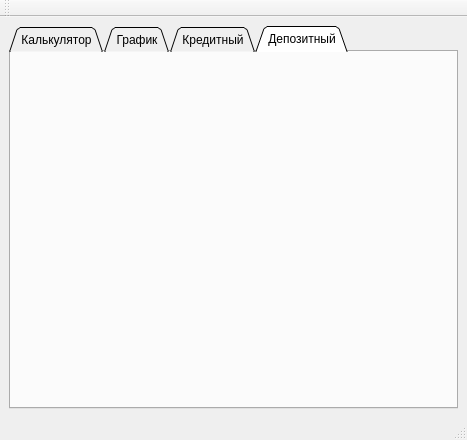
co-cy/School21, file s21_calc/src/mainwindow.ui: the form before one commit.
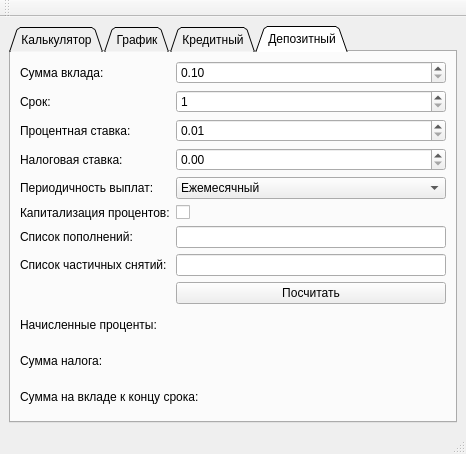
The form after the commit. The open tabs and pages were chosen to show the change. Custom widgets are drawn as their Qt base class.

```diff
--- a/s21_calc/src/mainwindow.ui
+++ b/s21_calc/src/mainwindow.ui
@@ -6,8 +6,8 @@
    <rect>
     <x>0</x>
     <y>0</y>
-    <width>467</width>
-    <height>440</height>
+    <width>466</width>
+    <height>454</height>
    </rect>
   </property>
   <property name="windowTitle">
@@ -883,6 +883,172 @@
        <attribute name="title">
         <string>Депозитный</string>
        </attribute>
+       <layout class="QGridLayout" name="gridLayout_2">
+        <item row="10" column="0" colspan="2">
+         <widget class="QLabel" name="label_finaly_percent">
+          <property name="text">
+           <string>Начисленные проценты:</string>
+          </property>
+         </widget>
+        </item>
+        <item row="3" column="0">
+         <widget class="QLabel" name="label_deposit_tax_period">
+          <property name="text">
+           <string>Налоговая ставка:</string>
+          </property>
+         </widget>
+        </item>
+        <item row="6" column="1">
+         <widget class="QLineEdit" name="list_add"/>
+        </item>
+        <item row="4" column="1">
+         <widget class="QComboBox" name="pay_period">
+          <item>
+           <property name="text">
+            <string>Ежемесячный</string>
+           </property>
+          </item>
+          <item>
+           <property name="text">
+            <string>Ежеквартальный</string>
+           </property>
+          </item>
+          <item>
+           <property name="text">
+            <string>Полугодовой</string>
+           </property>
+          </item>
+          <item>
+           <property name="text">
+            <string>Ежегодный</string>
+           </property>
+          </item>
+         </widget>
+        </item>
+        <item row="8" column="1">
+         <widget class="QLineEdit" name="list_remove"/>
+        </item>
+        <item row="5" column="0">
+         <widget class="QLabel" name="label_capitalize">
+          <property name="text">
+           <string>Капитализация процентов:</string>
+          </property>
+         </widget>
+        </item>
+        <item row="11" column="0" colspan="2">
+         <widget class="QLabel" name="label_sum_tax">
+          <property name="text">
+           <string>Сумма налога:</string>
+          </property>
+         </widget>
+        </item>
+        <item row="3" column="1">
+         <widget class="QDoubleSpinBox" name="deposit_tax_percent">
+          <property name="minimum">
+           <double>0.000000000000000</double>
+          </property>
+          <property name="maximum">
+           <double>999.000000000000000</double>
+          </property>
+          <property name="value">
+           <double>0.000000000000000</double>
+          </property>
+         </widget>
+        </item>
+        <item row="6" column="0">
+         <widget class="QLabel" name="label_list_add">
+          <property name="text">
+           <string>Список пополнений:</string>
+          </property>
+         </widget>
+        </item>
+        <item row="2" column="1">
+         <widget class="QDoubleSpinBox" name="deposit_percent">
+          <property name="minimum">
+           <double>0.010000000000000</double>
+          </property>
+          <property name="maximum">
+           <double>999.000000000000000</double>
+          </property>
+         </widget>
+        </item>
+        <item row="2" column="0">
+         <widget class="QLabel" name="label_deposit_period_2">
+          <property name="text">
+           <string>Процентная ставка:</string>
+          </property>
+         </widget>
+        </item>
+        <item row="1" column="0">
+         <widget class="QLabel" name="label_deposit_period_3">
+          <property name="text">
+           <string>Cрок:</string>
+          </property>
+         </widget>
+        </item>
+        <item row="8" column="0">
+         <widget class="QLabel" name="label_list_remove">
+          <property name="text">
+           <string>Список частичных снятий:</string>
+          </property>
+         </widget>
+        </item>
+        <item row="4" column="0">
+         <widget class="QLabel" name="label_deposit_period">
+          <property name="text">
+           <string>Периодичность выплат:</string>
+          </property>
+         </widget>
+        </item>
+        <item row="0" column="1">
+         <widget class="QDoubleSpinBox" name="deposit_amount">
+          <property name="minimum">
+           <double>0.100000000000000</double>
+          </property>
+          <property name="maximum">
+           <double>1000000000000.000000000000000</double>
+          </property>
+         </widget>
+        </item>
+        <item row="9" column="1">
+         <widget class="QPushButton" name="calc_deposit">
+          <property name="text">
+           <string>Посчитать</string>
+          </property>
+         </widget>
+        </item>
+        <item row="12" column="0" colspan="2">
+         <widget class="QLabel" name="label_deposit_sum">
+          <property name="text">
+           <string>Сумма на вкладе к концу срока:</string>
+          </property>
+         </widget>
+        </item>
+        <item row="0" column="0">
+         <widget class="QLabel" name="label_deposit_amount">
+          <property name="text">
+           <string>Cумма вклада:</string>
+          </property>
+         </widget>
+        </item>
+        <item row="5" column="1">
+         <widget class="QCheckBox" name="capitalize">
+          <property name="text">
+           <string/>
+          </property>
+         </widget>
+        </item>
+        <item row="1" column="1">
+         <widget class="QSpinBox" name="deposit_period">
+          <property name="minimum">
+           <number>1</number>
+          </property>
+          <property name="maximum">
+           <number>600</number>
+          </property>
+         </widget>
+        </item>
+       </layout>
       </widget>
      </widget>
     </item>
```
Left out of the diff: 4 changed lines with no effect on the pictures.
